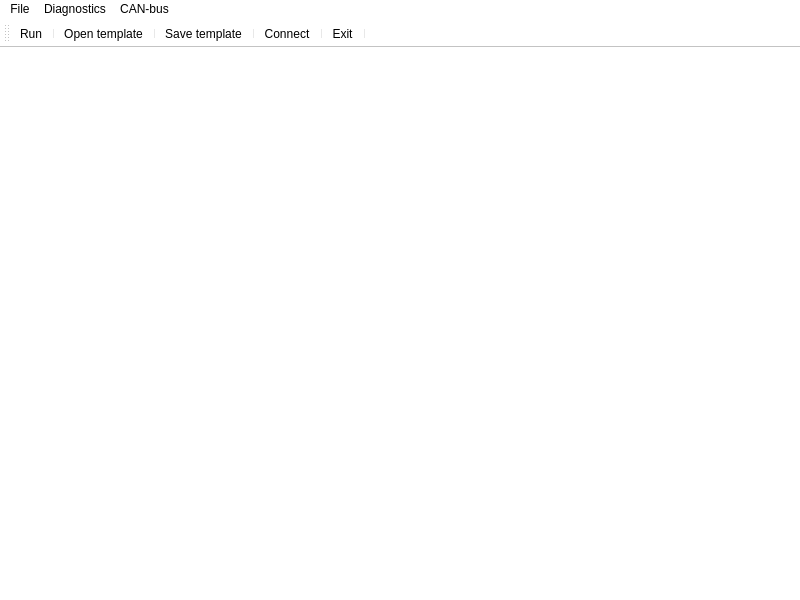
First picture: the form in mainwindow.ui, repository Dimkostyanichtov/UdsDiagnosticTool, before the edit.
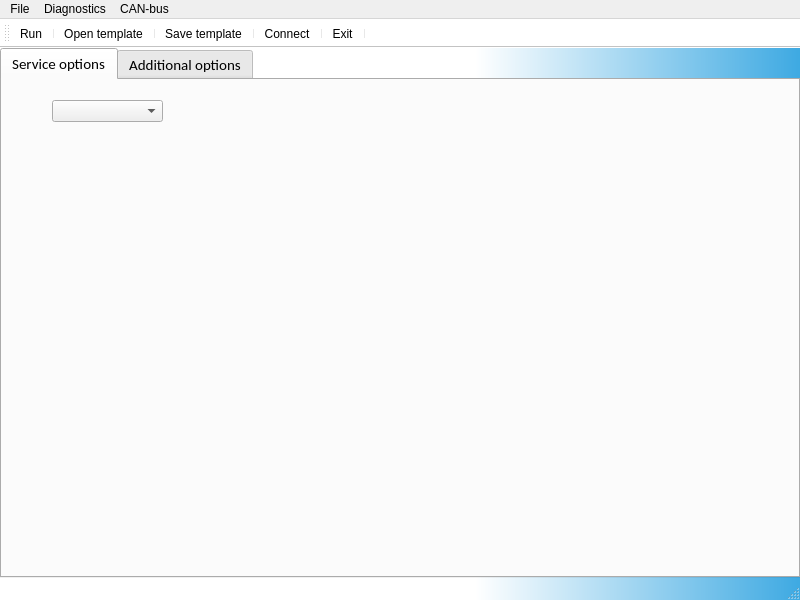
Second picture: the form after the edit. Icons and pictures are not drawn.

What changed in the file:
```diff
--- a/mainwindow.ui
+++ b/mainwindow.ui
@@ -10,13 +10,85 @@
     <height>600</height>
    </rect>
   </property>
+  <property name="font">
+   <font>
+    <family>Calibri</family>
+    <pointsize>11</pointsize>
+   </font>
+  </property>
   <property name="windowTitle">
    <string>MainWindow</string>
   </property>
   <property name="styleSheet">
-   <string notr="true">background-color: rgb(255, 255, 255)</string>
+   <string notr="true">QMainWindow#MainWindow { background-color:  qlineargradient(spread:pad, x1:1, y1:1, x2:0.177, y2:1, stop:0 rgba(61, 169, 226, 255), stop:0.494318 rgba(255, 255, 255, 255)) }</string>
   </property>
-  <widget class="QWidget" name="centralwidget"/>
+  <widget class="QWidget" name="centralwidget">
+   <layout class="QGridLayout" name="gridLayout">
+    <property name="sizeConstraint">
+     <enum>QLayout::SetMaximumSize</enum>
+    </property>
+    <property name="leftMargin">
+     <number>0</number>
+    </property>
+    <property name="topMargin">
+     <number>0</number>
+    </property>
+    <property name="rightMargin">
+     <number>0</number>
+    </property>
+    <property name="bottomMargin">
+     <number>0</number>
+    </property>
+    <item row="0" column="0">
+     <widget class="QTabWidget" name="tabWidget">
+      <property name="font">
+       <font>
+        <family>Calibri</family>
+        <pointsize>11</pointsize>
+       </font>
+      </property>
+      <property name="autoFillBackground">
+       <bool>false</bool>
+      </property>
+      <property name="styleSheet">
+       <string notr="true"/>
+      </property>
+      <property name="tabShape">
+       <enum>QTabWidget::Rounded</enum>
+      </property>
+      <property name="currentIndex">
+       <number>0</number>
+      </property>
+      <widget class="QWidget" name="serviceOptionsTab">
+       <attribute name="title">
+        <string>Service options</string>
+       </attribute>
+       <widget class="QComboBox" name="serviceComboBox">
+        <property name="geometry">
+         <rect>
+          <x>50</x>
+          <y>20</y>
+          <width>111</width>
+          <height>22</height>
+         </rect>
+        </property>
+        <property name="font">
+         <font>
+          <family>Calibri</family>
+          <pointsize>11</pointsize>
+         </font>
+        </property>
+       </widget>
+      </widget>
+      <widget class="QWidget" name="additionalOptionsTab">
+       <attribute name="title">
+        <string>Additional options</string>
+       </attribute>
+      </widget>
+     </widget>
+    </item>
+   </layout>
+  </widget>
   <widget class="QMenuBar" name="menubar">
    <property name="geometry">
     <rect>
```
Left out of the diff: 18 changed lines with no effect on the pictures.
